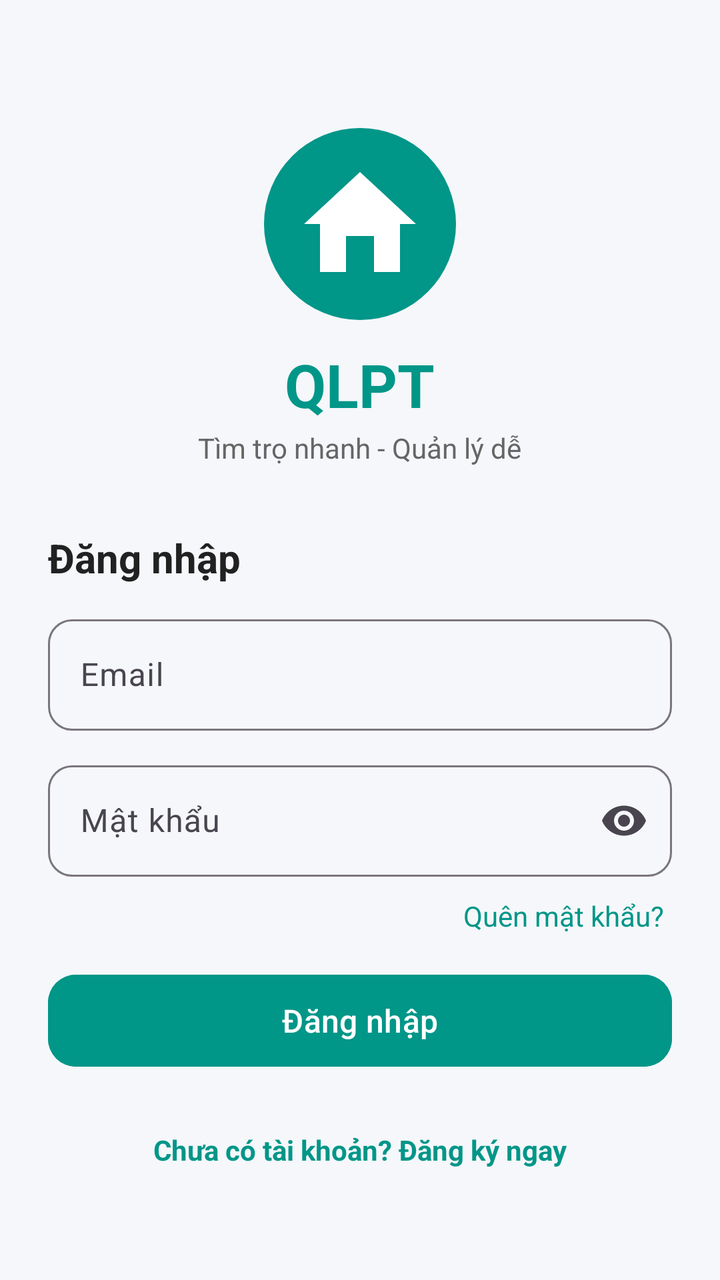
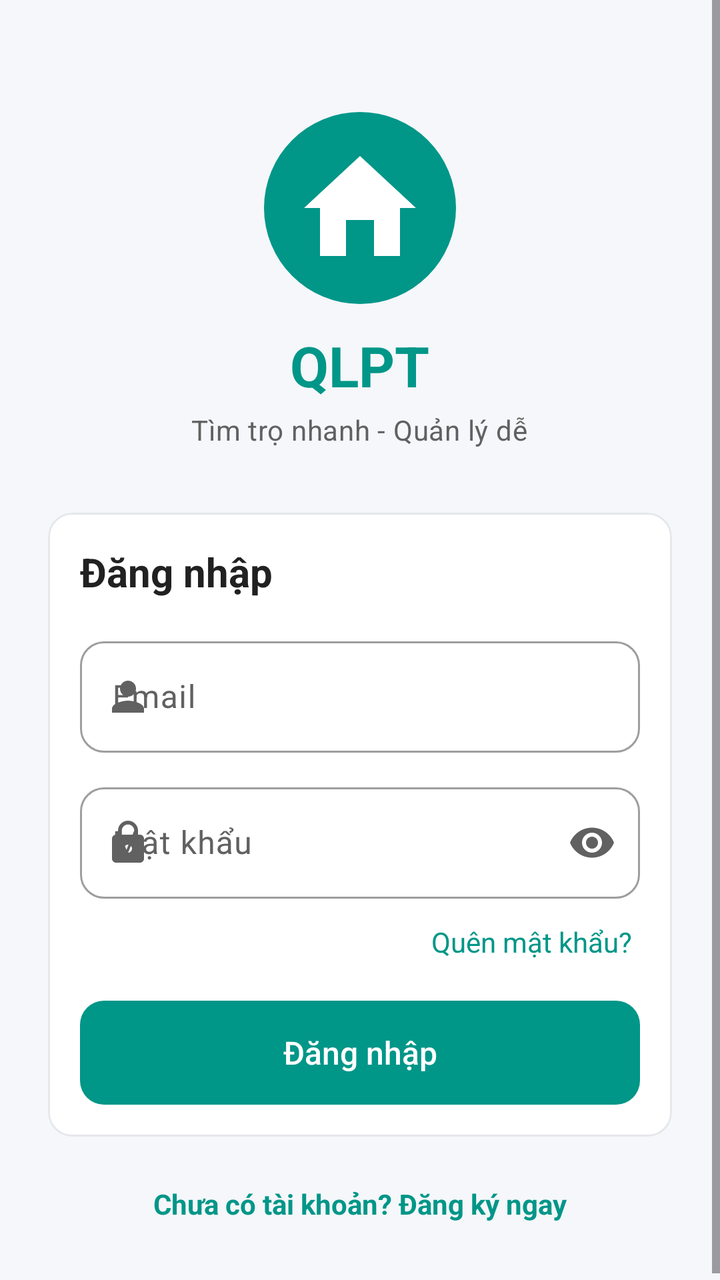

Before-and-after screenshots of an Android layout around one commit, followed by the original layout XML and the change that was made.
<!-- AndroidManifest.xml: application theme Theme.QLPT -->
<!-- res/layout/activity_login.xml -->
<?xml version="1.0" encoding="utf-8"?>
<ScrollView xmlns:android="http://schemas.android.com/apk/res/android"
    xmlns:app="http://schemas.android.com/apk/res-auto"
    android:layout_width="match_parent"
    android:layout_height="match_parent"
    android:background="#F5F7FA"
    android:fillViewport="true">

    <LinearLayout
        android:layout_width="match_parent"
        android:layout_height="wrap_content"
        android:gravity="center_horizontal"
        android:orientation="vertical"
        android:padding="24dp">

        <ImageView
            android:layout_width="96dp"
            android:layout_height="96dp"
            android:layout_marginTop="40dp"
            android:contentDescription="Logo"
            android:src="@drawable/ic_logo" />

        <TextView
            android:layout_width="wrap_content"
            android:layout_height="wrap_content"
            android:layout_marginTop="12dp"
            android:text="QLPT"
            android:textColor="#009688"
            android:textSize="30sp"
            android:textStyle="bold" />

        <TextView
            android:layout_width="wrap_content"
            android:layout_height="wrap_content"
            android:layout_marginTop="2dp"
            android:text="Tìm trọ nhanh - Quản lý dễ"
            android:textColor="#666666" />

        <TextView
            android:layout_width="match_parent"
            android:layout_height="wrap_content"
            android:layout_marginTop="32dp"
            android:layout_marginBottom="12dp"
            android:text="Đăng nhập"
            android:textColor="#212121"
            android:textSize="20sp"
            android:textStyle="bold" />

        <com.google.android.material.textfield.TextInputLayout
            android:layout_width="match_parent"
            android:layout_height="wrap_content"
            android:layout_marginBottom="12dp"
            android:hint="Email">

            <com.google.android.material.textfield.TextInputEditText
                android:id="@+id/edtEmail"
                android:layout_width="match_parent"
                android:layout_height="wrap_content"
                android:inputType="textEmailAddress" />
        </com.google.android.material.textfield.TextInputLayout>

        <com.google.android.material.textfield.TextInputLayout
            android:layout_width="match_parent"
            android:layout_height="wrap_content"
            android:hint="Mật khẩu"
            app:endIconMode="password_toggle">

            <com.google.android.material.textfield.TextInputEditText
                android:id="@+id/edtPassword"
                android:layout_width="match_parent"
                android:layout_height="wrap_content"
                android:inputType="textPassword" />
        </com.google.android.material.textfield.TextInputLayout>

        <TextView
            android:id="@+id/tvForgot"
            android:layout_width="wrap_content"
            android:layout_height="wrap_content"
            android:layout_gravity="end"
            android:layout_marginTop="6dp"
            android:padding="4dp"
            android:text="Quên mật khẩu?"
            android:textColor="#009688" />

        <Button
            android:id="@+id/btnLogin"
            android:layout_width="match_parent"
            android:layout_height="54dp"
            android:layout_marginTop="12dp"
            android:backgroundTint="#009688"
            android:text="Đăng nhập"
            android:textSize="16sp"
            app:cornerRadius="14dp" />

        <ProgressBar
            android:id="@+id/progress"
            android:layout_width="wrap_content"
            android:layout_height="wrap_content"
            android:layout_marginTop="12dp"
            android:visibility="gone" />

        <TextView
            android:id="@+id/tvGoRegister"
            android:layout_width="wrap_content"
            android:layout_height="wrap_content"
            android:layout_marginTop="20dp"
            android:padding="8dp"
            android:text="Chưa có tài khoản? Đăng ký ngay"
            android:textColor="#009688"
            android:textStyle="bold" />
    </LinearLayout>
</ScrollView>
<!-- resources referenced by this layout -->
<resources>
  <style name="Base.Theme.QLPT" parent="Theme.Material3.DayNight.NoActionBar">
          <item name="colorPrimary">@color/colorPrimary</item>
          <item name="colorPrimaryDark">@color/colorPrimaryDark</item>
          <item name="colorAccent">@color/colorAccent</item>
          <item name="android:statusBarColor">@color/colorPrimaryDark</item>
          <item name="textInputStyle">@style/App.TextInput</item>
      </style>
  <color name="colorPrimary">#1976D2</color>
  <color name="colorPrimaryDark">#1565C0</color>
  <color name="colorAccent">#FF6F00</color>
  <style name="App.TextInput" parent="Widget.Material3.TextInputLayout.OutlinedBox">
          <item name="boxCornerRadiusTopStart">12dp</item>
          <item name="boxCornerRadiusTopEnd">12dp</item>
          <item name="boxCornerRadiusBottomStart">12dp</item>
          <item name="boxCornerRadiusBottomEnd">12dp</item>
      </style>
  <!-- unchanged entries left out for length: 2 -->
</resources>

<!-- the commit's change to res/layout/activity_login.xml (unified diff, before → after) -->
@@ -3,8 +3,9 @@
     xmlns:app="http://schemas.android.com/apk/res-auto"
     android:layout_width="match_parent"
     android:layout_height="match_parent"
-    android:background="#F5F7FA"
-    android:fillViewport="true">
+    android:background="@color/qlpt_background"
+    android:fillViewport="true"
+    android:fitsSystemWindows="true">
 
     <LinearLayout
         android:layout_width="match_parent"
@@ -16,7 +17,7 @@
         <ImageView
             android:layout_width="96dp"
             android:layout_height="96dp"
-            android:layout_marginTop="40dp"
+            android:layout_marginTop="32dp"
             android:contentDescription="Logo"
             android:src="@drawable/ic_logo" />
 
@@ -25,88 +26,104 @@
             android:layout_height="wrap_content"
             android:layout_marginTop="12dp"
             android:text="QLPT"
-            android:textColor="#009688"
-            android:textSize="30sp"
+            android:textColor="@color/qlpt_primary"
+            android:textSize="28sp"
             android:textStyle="bold" />
 
         <TextView
             android:layout_width="wrap_content"
             android:layout_height="wrap_content"
-            android:layout_marginTop="2dp"
+            android:layout_marginTop="4dp"
             android:text="Tìm trọ nhanh - Quản lý dễ"
-            android:textColor="#666666" />
+            android:textAppearance="@style/TextAppearance.QLPT.Body" />
 
-        <TextView
+        
+        <com.google.android.material.card.MaterialCardView
             android:layout_width="match_parent"
             android:layout_height="wrap_content"
-            android:layout_marginTop="32dp"
-            android:layout_marginBottom="12dp"
-            android:text="Đăng nhập"
-            android:textColor="#212121"
-            android:textSize="20sp"
-            android:textStyle="bold" />
+            android:layout_marginTop="32dp">
 
-        <com.google.android.material.textfield.TextInputLayout
-            android:layout_width="match_parent"
-            android:layout_height="wrap_content"
-            android:layout_marginBottom="12dp"
-            android:hint="Email">
-
-            <com.google.android.material.textfield.TextInputEditText
-                android:id="@+id/edtEmail"
+            <LinearLayout
                 android:layout_width="match_parent"
                 android:layout_height="wrap_content"
-                android:inputType="textEmailAddress" />
-        </com.google.android.material.textfield.TextInputLayout>
+                android:orientation="vertical"
+                android:padding="16dp">
 
-        <com.google.android.material.textfield.TextInputLayout
-            android:layout_width="match_parent"
-            android:layout_height="wrap_content"
-            android:hint="Mật khẩu"
-            app:endIconMode="password_toggle">
+                <TextView
+                    android:layout_width="match_parent"
+                    android:layout_height="wrap_content"
+                    android:layout_marginBottom="16dp"
+                    android:text="Đăng nhập"
+                    android:textAppearance="@style/TextAppearance.QLPT.ScreenTitle"
+                    android:textSize="20sp" />
 
-            <com.google.android.material.textfield.TextInputEditText
-                android:id="@+id/edtPassword"
-                android:layout_width="match_parent"
-                android:layout_height="wrap_content"
-                android:inputType="textPassword" />
-        </com.google.android.material.textfield.TextInputLayout>
+                <com.google.android.material.textfield.TextInputLayout
+                    android:layout_width="match_parent"
+                    android:layout_height="wrap_content"
+                    android:layout_marginBottom="12dp"
+                    android:hint="Email"
+                    app:startIconDrawable="@drawable/ic_person">
 
-        <TextView
-            android:id="@+id/tvForgot"
-            android:layout_width="wrap_content"
-            android:layout_height="wrap_content"
-            android:layout_gravity="end"
-            android:layout_marginTop="6dp"
-            android:padding="4dp"
-            android:text="Quên mật khẩu?"
-            android:textColor="#009688" />
+                    <com.google.android.material.textfield.TextInputEditText
+                        android:id="@+id/edtEmail"
+                        android:layout_width="match_parent"
+                        android:layout_height="wrap_content"
+                        android:inputType="textEmailAddress" />
+                </com.google.android.material.textfield.TextInputLayout>
 
-        <Button
-            android:id="@+id/btnLogin"
-            android:layout_width="match_parent"
-            android:layout_height="54dp"
-            android:layout_marginTop="12dp"
-            android:backgroundTint="#009688"
-            android:text="Đăng nhập"
-            android:textSize="16sp"
-            app:cornerRadius="14dp" />
+                <com.google.android.material.textfield.TextInputLayout
+                    android:layout_width="match_parent"
+                    android:layout_height="wrap_content"
+                    android:hint="Mật khẩu"
+                    app:endIconMode="password_toggle"
+                    app:startIconDrawable="@drawable/ic_lock">
+
+                    <com.google.android.material.textfield.TextInputEditText
+                        android:id="@+id/edtPassword"
+                        android:layout_width="match_parent"
+                        android:layout_height="wrap_content"
+                        android:inputType="textPassword" />
+                </com.google.android.material.textfield.TextInputLayout>
+
+                <TextView
+                    android:id="@+id/tvForgot"
+                    android:layout_width="wrap_content"
+                    android:layout_height="wrap_content"
+                    android:layout_gravity="end"
+                    android:layout_marginTop="8dp"
+                    android:background="?attr/selectableItemBackground"
+                    android:padding="4dp"
+                    android:text="Quên mật khẩu?"
+                    android:textColor="@color/qlpt_primary"
+                    android:textSize="14sp" />
+
+                <Button
+                    android:id="@+id/btnLogin"
+                    style="@style/Widget.QLPT.Button.Large"
+                    android:layout_width="match_parent"
+                    android:layout_height="wrap_content"
+                    android:layout_marginTop="16dp"
+                    android:text="Đăng nhập" />
+            </LinearLayout>
+        </com.google.android.material.card.MaterialCardView>
 
         <ProgressBar
             android:id="@+id/progress"
             android:layout_width="wrap_content"
             android:layout_height="wrap_content"
-            android:layout_marginTop="12dp"
+            android:layout_marginTop="16dp"
             android:visibility="gone" />
 
         <TextView
             android:id="@+id/tvGoRegister"
             android:layout_width="wrap_content"
             android:layout_height="wrap_content"
-            android:layout_marginTop="20dp"
+            android:layout_marginTop="16dp"
+            android:background="?attr/selectableItemBackground"
             android:padding="8dp"
             android:text="Chưa có tài khoản? Đăng ký ngay"
-            android:textColor="#009688"
+            android:textColor="@color/qlpt_primary"
+            android:textSize="14sp"
             android:textStyle="bold" />
     </LinearLayout>
 </ScrollView>
<!-- resource entries referenced after the edit -->
@@ -1,21 +1,137 @@
 <!-- resources referenced by this layout -->
 <resources>
-  <style name="Base.Theme.QLPT" parent="Theme.Material3.DayNight.NoActionBar">
+  <color name="qlpt_background">#F5F7FA</color>
+  <color name="qlpt_primary">#009688</color>
+  <!-- drawable ic_lock (drawable) -->
+  <vector xmlns:android="http://schemas.android.com/apk/res/android"
+      android:width="24dp"
+      android:height="24dp"
+      android:viewportWidth="24"
+      android:viewportHeight="24">
+      <path
+          android:fillColor="#FF000000"
+          android:pathData="M18,8h-1V6c0,-2.76 -2.24,-5 -5,-5S7,3.24 7,6v2H6c-1.1,0 -2,0.9 -2,2v10c0,1.1 0.9,2 2,2h12c1.1,0 2,-0.9 2,-2V10c0,-1.1 -0.9,-2 -2,-2zM12,17c-1.1,0 -2,-0.9 -2,-2s0.9,-2 2,-2 2,0.9 2,2 -0.9,2 -2,2zM15.1,8H8.9V6c0,-1.71 1.39,-3.1 3.1,-3.1 1.71,0 3.1,1.39 3.1,3.1v2z" />
+  </vector>
+  <!-- drawable ic_person (drawable) -->
+  <vector xmlns:android="http://schemas.android.com/apk/res/android"
+      android:width="24dp"
+      android:height="24dp"
+      android:viewportWidth="24"
+      android:viewportHeight="24">
+      <path
+          android:fillColor="#FF000000"
+          android:pathData="M12,12c2.21,0 4,-1.79 4,-4s-1.79,-4 -4,-4 -4,1.79 -4,4 1.79,4 4,4zM12,14c-2.67,0 -8,1.34 -8,4v2h16v-2c0,-2.66 -5.33,-4 -8,-4z" />
+  </vector>
+  <style name="TextAppearance.QLPT.Body" parent="TextAppearance.Material3.BodyMedium">
+          <item name="android:textSize">14sp</item>
+          <item name="android:textColor">@color/qlpt_text_secondary</item>
+      </style>
+  <style name="TextAppearance.QLPT.ScreenTitle" parent="TextAppearance.Material3.HeadlineSmall">
+          <item name="android:textSize">22sp</item>
+          <item name="android:textStyle">bold</item>
+          <item name="android:textColor">@color/qlpt_text</item>
+      </style>
+  <style name="Widget.QLPT.Button.Large">
+          <item name="android:minHeight">52dp</item>
+          <item name="android:insetTop">0dp</item>
+          <item name="android:insetBottom">0dp</item>
+          <item name="android:textSize">16sp</item>
+      </style>
+  <color name="qlpt_text_secondary">#616161</color>
+  <color name="qlpt_text">#212121</color>
+  <style name="Base.Theme.QLPT" parent="Theme.Material3.Light.NoActionBar">
+          
           <item name="colorPrimary">@color/colorPrimary</item>
+          <item name="colorOnPrimary">@color/qlpt_surface</item>
+          <item name="colorPrimaryContainer">@color/qlpt_primary_container</item>
+          <item name="colorOnPrimaryContainer">@color/qlpt_on_primary_container</item>
           <item name="colorPrimaryDark">@color/colorPrimaryDark</item>
           <item name="colorAccent">@color/colorAccent</item>
+  
+          
+          <item name="colorSecondary">@color/qlpt_accent</item>
+          <item name="colorOnSecondary">@color/qlpt_surface</item>
+          <item name="colorSecondaryContainer">@color/qlpt_primary_container</item>
+          <item name="colorOnSecondaryContainer">@color/qlpt_on_primary_container</item>
+  
+          <item name="colorError">@color/qlpt_error</item>
+  
+          
+          <item name="android:colorBackground">@color/qlpt_background</item>
+          <item name="colorSurface">@color/qlpt_surface</item>
+          <item name="colorSurfaceContainer">@color/qlpt_surface</item>
+          <item name="colorOnSurface">@color/qlpt_text</item>
+          <item name="colorOnSurfaceVariant">@color/qlpt_text_secondary</item>
+          <item name="colorOutline">@color/qlpt_text_hint</item>
+          <item name="colorOutlineVariant">@color/qlpt_border</item>
+  
+          
           <item name="android:statusBarColor">@color/colorPrimaryDark</item>
+          <item name="android:windowLightStatusBar">@bool/qlpt_light_status_bar</item>
+  
+          
+          <item name="materialButtonStyle">@style/Widget.QLPT.Button</item>
+          <item name="materialButtonOutlinedStyle">@style/Widget.QLPT.Button.Outlined</item>
+          <item name="materialCardViewStyle">@style/Widget.QLPT.Card</item>
           <item name="textInputStyle">@style/App.TextInput</item>
+          <item name="bottomNavigationStyle">@style/Widget.QLPT.BottomNav</item>
+          <item name="bottomSheetDialogTheme">@style/ThemeOverlay.QLPT.BottomSheetDialog</item>
       </style>
-  <color name="colorPrimary">#1976D2</color>
-  <color name="colorPrimaryDark">#1565C0</color>
-  <color name="colorAccent">#FF6F00</color>
+  <color name="colorPrimary">@color/qlpt_primary</color>
+  <color name="qlpt_surface">#FFFFFF</color>
+  <color name="qlpt_primary_container">#E0F2F1</color>
+  <color name="qlpt_on_primary_container">#00695C</color>
+  <color name="colorPrimaryDark">@color/qlpt_primary_dark</color>
+  <color name="colorAccent">@color/qlpt_accent</color>
+  <color name="qlpt_accent">#F57C00</color>
+  <color name="qlpt_error">#E53935</color>
+  <color name="qlpt_text_hint">#9E9E9E</color>
+  <color name="qlpt_border">#E5E7EB</color>
+  <style name="Widget.QLPT.Button" parent="Widget.Material3.Button">
+          <item name="cornerRadius">12dp</item>
+          <item name="android:textAllCaps">false</item>
+          <item name="android:letterSpacing">0</item>
+      </style>
+  <style name="Widget.QLPT.Button.Outlined" parent="Widget.Material3.Button.OutlinedButton">
+          <item name="cornerRadius">12dp</item>
+          <item name="android:textAllCaps">false</item>
+          <item name="android:letterSpacing">0</item>
+          <item name="strokeColor">@color/qlpt_border</item>
+      </style>
+  <style name="Widget.QLPT.Card" parent="Widget.Material3.CardView.Outlined">
+          <item name="cardCornerRadius">12dp</item>
+          <item name="cardElevation">0dp</item>
+          <item name="strokeWidth">1dp</item>
+          <item name="strokeColor">@color/qlpt_border</item>
+          <item name="cardBackgroundColor">@color/qlpt_surface</item>
+      </style>
   <style name="App.TextInput" parent="Widget.Material3.TextInputLayout.OutlinedBox">
+          
+          <item name="boxBackgroundColor">@color/qlpt_surface</item>
           <item name="boxCornerRadiusTopStart">12dp</item>
           <item name="boxCornerRadiusTopEnd">12dp</item>
           <item name="boxCornerRadiusBottomStart">12dp</item>
           <item name="boxCornerRadiusBottomEnd">12dp</item>
       </style>
+  <style name="Widget.QLPT.BottomNav" parent="Widget.Material3.BottomNavigationView">
+          <item name="backgroundTint">@color/qlpt_surface</item>
+          <item name="elevation">8dp</item>
+      </style>
+  <style name="ThemeOverlay.QLPT.BottomSheetDialog" parent="ThemeOverlay.Material3.BottomSheetDialog">
+          <item name="bottomSheetStyle">@style/Widget.QLPT.BottomSheet</item>
+      </style>
+  <color name="qlpt_primary_dark">#00796B</color>
+  <style name="Widget.QLPT.BottomSheet" parent="Widget.Material3.BottomSheet.Modal">
+          <item name="backgroundTint">@color/qlpt_surface</item>
+          <item name="shapeAppearance">@style/ShapeAppearance.QLPT.BottomSheet</item>
+      </style>
+  <style name="ShapeAppearance.QLPT.BottomSheet" parent="">
+          <item name="cornerFamily">rounded</item>
+          <item name="cornerSizeTopLeft">24dp</item>
+          <item name="cornerSizeTopRight">24dp</item>
+          <item name="cornerSizeBottomLeft">0dp</item>
+          <item name="cornerSizeBottomRight">0dp</item>
+      </style>
   <!-- unchanged entries left out for length: 2 -->
 </resources>
 
